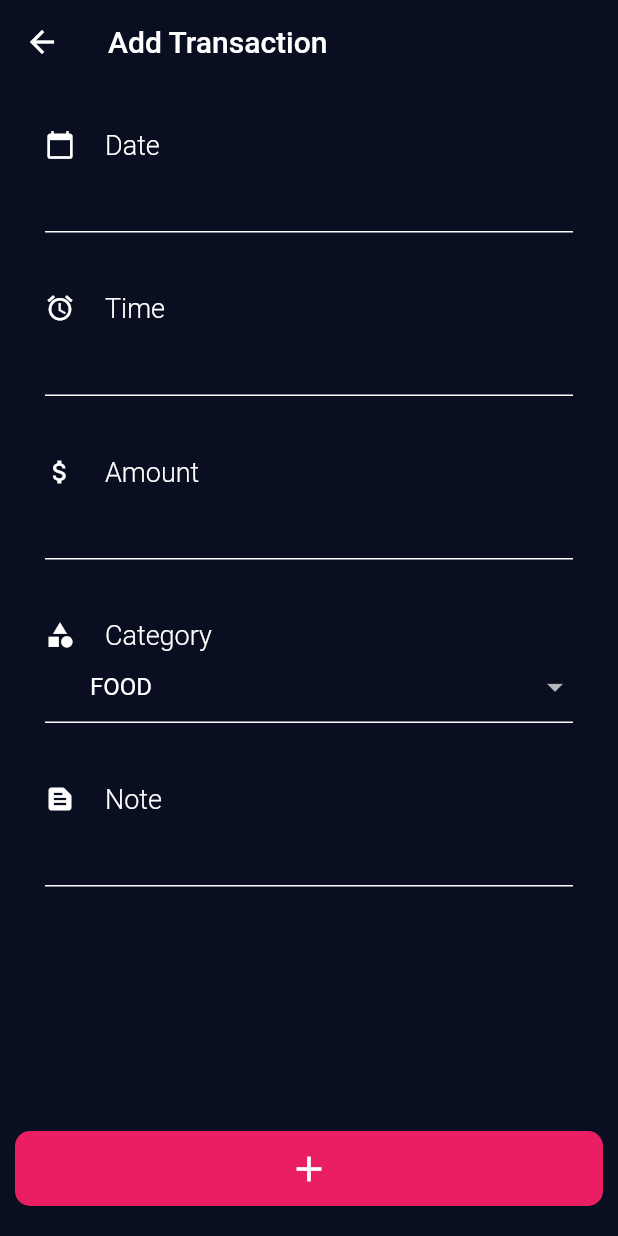
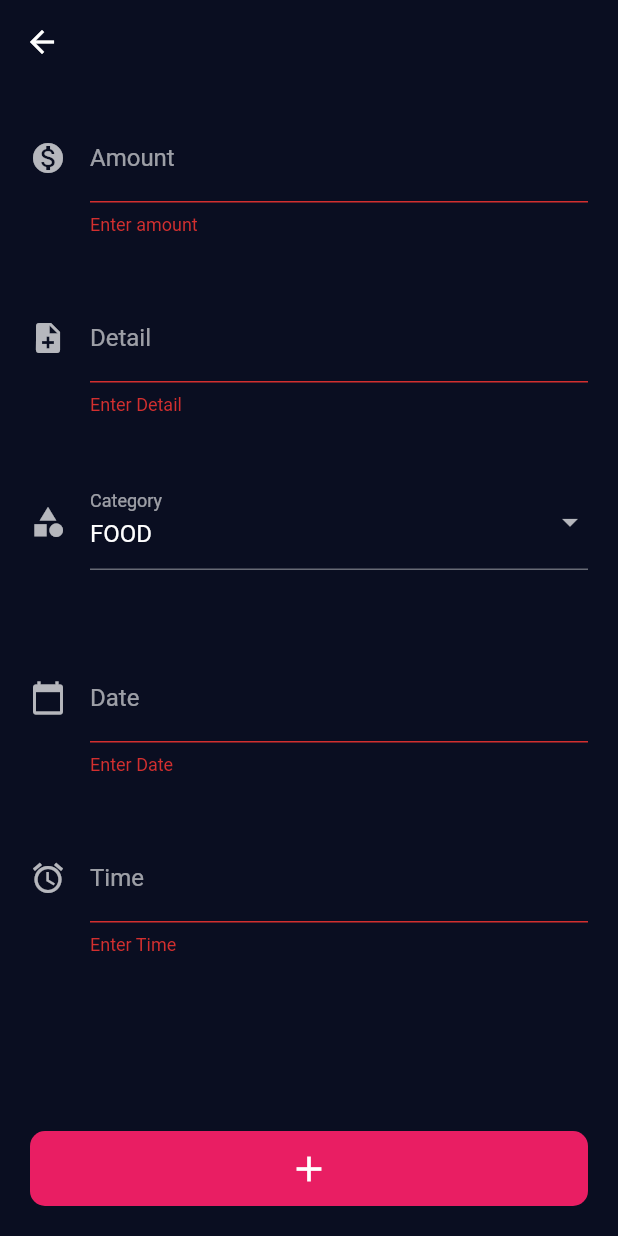
Before and after one commit to be-krishna/expensive, a Flutter app: the AddExpense screen opened directly, after a tap on the "add" icon, on a phone screen of 412 x 824 dp. Run offline on Flutter 3.47's test engine with Material 2 defaults, Android fonts, the phone set to English and light mode, and no system bars; our stand-ins replace charts_flutter, font_awesome_flutter.

Commit message:
organized files

```diff
--- a/lib/screens/add_expense.dart
+++ b/lib/screens/add_expense.dart
@@ -1,12 +1,10 @@
-import 'package:expensive/widgets/add_expense_button.dart';
 import 'package:flutter/material.dart';
 import 'package:intl/intl.dart';
 import 'package:provider/provider.dart';
 
 import '../models/expense.dart';
 import '../models/expense_data.dart';
-import '../resources/constants.dart';
-import '../widgets/add_transaction_field.dart';
+import '../widgets/add_expense_button.dart';
 import '../widgets/category_select.dart';
 
 class AddExpense extends StatefulWidget {
@@ -15,10 +13,10 @@ class AddExpense extends StatefulWidget {
 }
 
 class _AddExpenseState extends State<AddExpense> {
+  bool _autoValidate = false;
   ExpenseCategory category;
   double amount;
   String note;
-  String _hour, _minute, _time;
   String dateTime;
   DateTime selectedDate = DateTime.now();
   TimeOfDay selectedTime = TimeOfDay(hour: 00, minute: 00);
@@ -28,155 +26,147 @@ class _AddExpenseState extends State<AddExpense> {
   TextEditingController _amountController = TextEditingController();
   TextEditingController _noteController = TextEditingController();
 
-  Future<Null> _selectDate(BuildContext context) async {
-    final DateTime picked = await showDatePicker(
+  void _selectDateCopy() async {
+    final DateTime newDate = await showDatePicker(
       context: context,
       initialDate: selectedDate,
-        initialDatePickerMode: DatePickerMode.day,
-        firstDate: DateTime(2015),
+      firstDate: DateTime(2017, 1),
       lastDate: DateTime.now(),
-        builder: (BuildContext context, Widget child) {
-          return Theme(
-            data: ThemeData.dark().copyWith(
-              colorScheme: ColorScheme.dark().copyWith(
-                primary: kSkyCrayola,
-                surface: kBgBlue,
-              ),
-            ),
-            child: child,
+      helpText: 'Select a date',
     );
-        });
-    if (picked != null)
+    if (newDate != null) {
       setState(() {
-        selectedDate = picked;
-        _dateController.text = DateFormat.yMd().format(selectedDate);
+        selectedDate = newDate;
+        _dateController.text = DateFormat.yMMMd().format(selectedDate);
       });
     }
+  }
 
-  Future<Null> _selectTime(BuildContext context) async {
-    final TimeOfDay picked = await showTimePicker(
+  void _selectTimeCopy() async {
+    final TimeOfDay newTime = await showTimePicker(
       context: context,
       initialTime: selectedTime,
-        builder: (BuildContext context, Widget child) {
-          return Theme(
-            data: ThemeData.dark().copyWith(
-              colorScheme: ColorScheme.dark().copyWith(
-                primary: kSkyCrayola,
-                surface: kBgBlue,
-              ),
-            ),
-            child: child,
     );
+    if (newTime != null) {
+      setState(() {
+        selectedTime = newTime;
+        _timeController.text = selectedTime.format(context);
       });
-    if (picked != null)
-      setState(() {
-        selectedTime = picked;
-        _hour = selectedTime.hour.toString();
-        _minute = selectedTime.minute.toString();
-        _time = _hour + ' : ' + _minute;
-        _timeController.text = _time;
-        _timeController.text = DateFormat('h:mm a')
-            .format(DateTime(selectedDate.year, selectedDate.month,
-                selectedDate.day, selectedTime.hour, selectedTime.minute))
-            .toString();
-      });
+    }
   }
 
   final _formKey = GlobalKey<FormState>();
+
+  InputDecoration _inputDecoration({Icon icon, String labelText}) {
+    return InputDecoration(
+      labelText: labelText ?? "Add Label",
+      icon: icon ?? Icon(Icons.error),
+    );
+  }
 
   @override
   Widget build(BuildContext context) {
     return Scaffold(
       appBar: AppBar(
-        title: Text('Add Transaction'),
-        backgroundColor: Colors.transparent,
-        shadowColor: Colors.transparent,
+        elevation: 0,
       ),
       body: Padding(
-        padding: const EdgeInsets.only(left: 10, right: 10, bottom: 20),
+        padding: EdgeInsets.symmetric(vertical: 20, horizontal: 20),
         child: Column(
-          crossAxisAlignment: CrossAxisAlignment.stretch,
           children: [
             Expanded(
-              child: Container(
-                padding: EdgeInsets.symmetric(horizontal: 20, vertical: 30),
-                child: SingleChildScrollView(
               child: Form(
                 key: _formKey,
-                    child: Column(
+                autovalidateMode: _autoValidate
+                    ? AutovalidateMode.onUserInteraction
+                    : AutovalidateMode.disabled,
+                child: ListView(
+                  // mainAxisAlignment: MainAxisAlignment.spaceAround,
+                  itemExtent: 120,
                   children: [
-                        AddTransactionField(
-                          labelIcon: Icons.calendar_today,
-                          labelText: 'Date',
-                          controller: _dateController,
-                          onTapFunction: () {
-                            _selectDate(context);
+                    TextFormField(
+                      controller: _amountController,
+                      keyboardType: TextInputType.number,
+                      style: TextStyle(fontSize: 16),
+                      decoration: _inputDecoration(
+                        icon: Icon(Icons.monetization_on_sharp),
+                        labelText: "Amount",
+                      ),
+                      onChanged: (value) {
+                        setState(() {
+                          amount = double.parse(value);
+                        });
                       },
-                          formValidator: (value) {
-                            if (value.empty) {
-                              return "Please select date.";
+                      validator: (value) {
+                        if (value.isEmpty) {
+                          return "Enter amount";
+                        }
+                        if (double.parse(value).isNaN ||
+                            double.parse(value).isNegative) {
+                          return "Enter correct amount";
                         }
                         return null;
                       },
                     ),
-                        SizedBox(height: 40),
-                        AddTransactionField(
-                          labelIcon: Icons.alarm,
-                          labelText: 'Time',
-                          controller: _timeController,
-                          onTapFunction: () async {
-                            _selectTime(context);
-                          },
-                          formValidator: (value) {
+                    TextFormField(
+                      controller: _noteController,
+                      style: TextStyle(fontSize: 16),
+                      decoration: _inputDecoration(
+                        icon: Icon(Icons.note_add),
+                        labelText: "Detail",
+                      ),
+                      validator: (value) {
                         if (value.isEmpty) {
-                              return "Please select time.";
+                          return "Enter Detail";
                         }
                         return null;
                       },
-                        ),
-                        SizedBox(height: 40),
-                        AddTransactionField(
-                          labelIcon: Icons.attach_money,
-                          labelText: 'Amount',
-                          controller: _amountController,
-                          onChangeFunction: (value) {
-                            amount = double.parse(value);
-                          },
-                          formValidator: (value) {
-                            if (value.isEmpty) {
-                              return "Please enter amount.";
-                            }
-                            return null;
+                      onChanged: (value) {
+                        setState(() {
+                          note = value;
+                        });
                       },
                     ),
-                        SizedBox(height: 40),
                     ChooseCategory(
-                          labelIcon: Icons.category,
-                          labelText: 'Category',
                       onChangeFunction: (value) {
                         setState(() {
                           category = value;
                         });
                       },
                     ),
-                        SizedBox(height: 40),
-                        AddTransactionField(
-                          labelIcon: Icons.text_snippet,
-                          labelText: 'Note',
-                          controller: _noteController,
-                          onChangeFunction: (value) {
-                            note = value;
-                          },
-                          formValidator: (value) {
+                    TextFormField(
+                      controller: _dateController,
+                      decoration: _inputDecoration(
+                        icon: Icon(Icons.calendar_today),
+                        labelText: "Date",
+                      ),
+                      style: TextStyle(fontSize: 16),
+                      validator: (value) {
                         if (value.isEmpty) {
-                              return "Please enter detail.";
+                          return "Enter Date";
                         }
                         return null;
                       },
+                      onTap: () => _selectDateCopy(),
+                      readOnly: true,
+                    ),
+                    TextFormField(
+                      controller: _timeController,
+                      decoration: _inputDecoration(
+                        icon: Icon(Icons.alarm),
+                        labelText: "Time",
+                      ),
+                      style: TextStyle(fontSize: 16),
+                      validator: (value) {
+                        if (value.isEmpty) {
+                          return "Enter Time";
+                        }
+                        return null;
+                      },
+                      onTap: () => _selectTimeCopy(),
+                      readOnly: true,
                     ),
                   ],
-                    ),
-                  ),
                 ),
               ),
             ),
@@ -196,11 +186,16 @@ class _AddExpenseState extends State<AddExpense> {
                   _amountController.clear();
                   _noteController.clear();
 
+                  _autoValidate = false;
+
                   FocusScope.of(context).unfocus();
+
+                  ScaffoldMessenger.of(context).showSnackBar(
+                    SnackBar(content: Text('Task added')),
+                  );
+                } else {
+                  _autoValidate = true;
                 }
-                ScaffoldMessenger.of(context).showSnackBar(SnackBar(
-                  content: Text('Task added'),
-                ));
               },
             ),
           ],
--- a/lib/screens/dashboard.dart
+++ b/lib/screens/dashboard.dart
@@ -1,4 +1,3 @@
-import 'package:expensive/screens/add_expense.dart';
 import 'package:expensive/screens/expense_history.dart';
 import 'package:expensive/screens/recent_expenses.dart';
 import 'package:expensive/widgets/latest_epense.dart';
@@ -8,7 +7,7 @@ import 'package:font_awesome_flutter/font_awesome_flutter.dart';
 import '../widgets/add_expense_button.dart';
 import '../widgets/dashboard_chart.dart';
 import '../widgets/reusable_card.dart';
-import 'copy_add_expense.dart';
+import 'add_expense.dart';
 
 const activeCardColor = Color(0xff1d1e33);
 
@@ -109,7 +108,7 @@ class _InputPageState extends State<InputPage> {
               child: AddExpenseButton(
                 onTapFunction: () {
                   Navigator.push(context,
-                      MaterialPageRoute(builder: (context) => CopyAddExpense()));
+                      MaterialPageRoute(builder: (context) => AddExpense()));
                 },
               ),
             )
--- a/lib/widgets/category_select.dart
+++ b/lib/widgets/category_select.dart
@@ -1,19 +1,14 @@
 import 'package:flutter/material.dart';
 
 import '../models/expense.dart';
-import '../resources/constants.dart';
 
 class ChooseCategory extends StatefulWidget {
-  final IconData labelIcon;
-  final String labelText;
   final Function onTapFunction;
   final TextEditingController controller;
   final Function onChangeFunction;
   final Function formValidator;
   ChooseCategory(
       {Key key,
-      this.labelIcon,
-      this.labelText,
       this.onTapFunction,
       this.controller,
       this.onChangeFunction,
@@ -30,11 +25,11 @@ class _ChooseCategoryState extends State<ChooseCategory> {
   List<DropdownMenuItem> getDropdownItems() {
     List<DropdownMenuItem<ExpenseCategory>> menuItems = [];
 
-    for (ExpenseCategory cat in items) {
+    for (ExpenseCategory category in items) {
       menuItems.add(
         DropdownMenuItem(
-          child: Text(cat.toString().split('.').last),
-          value: cat,
+          child: Text(category.toString().split('.').last),
+          value: category,
         ),
       );
     }
@@ -53,34 +48,16 @@ class _ChooseCategoryState extends State<ChooseCategory> {
 
   @override
   Widget build(BuildContext context) {
-    return Column(
-      children: [
-        Row(
-          children: [
-            Icon(
-              widget.labelIcon,
-              color: Colors.white,
-              size: 20,
-            ),
-            SizedBox(width: 20),
-            Text(
-              widget.labelText,
-              style: TextStyle(
-                  fontSize: 18,
-                  color: Colors.white,
-                  fontWeight: FontWeight.w300),
-            ),
-          ],
-        ),
-        DropdownButtonFormField(
+    return DropdownButtonFormField(
       value: selectedCategory,
       items: getDropdownItems(),
       onChanged: widget.onChangeFunction,
-          decoration: kTextFieldDecoration,
       dropdownColor: Color(0xff0a0e21),
       validator: widget.formValidator,
+      decoration: InputDecoration(
+        labelText: "Category",
+        icon: Icon(Icons.category),
       ),
-      ],
     );
   }
 }
```
Also changed, not shown: lib/screens/copy_add_expense.dart (deleted, +0 -206 lines), lib/widgets/copy_category_select.dart (deleted, +0 -63 lines). Lines whose indentation alone changed are shown as unchanged.
